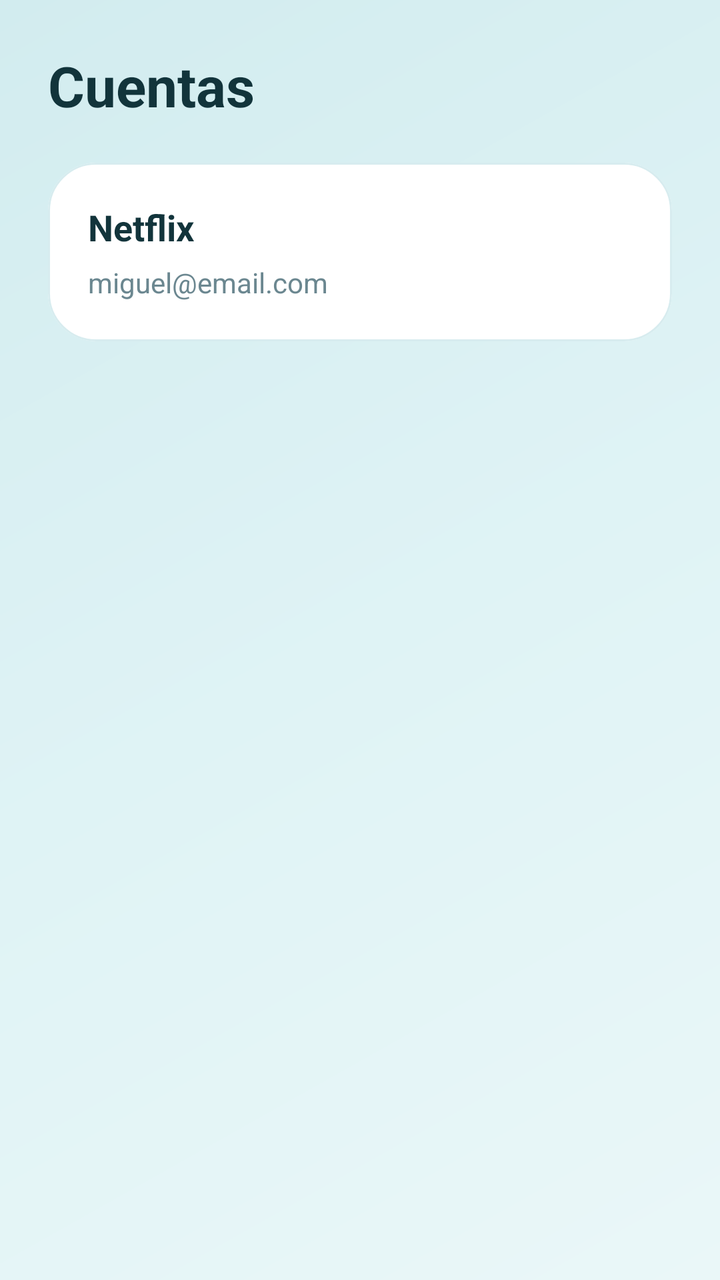
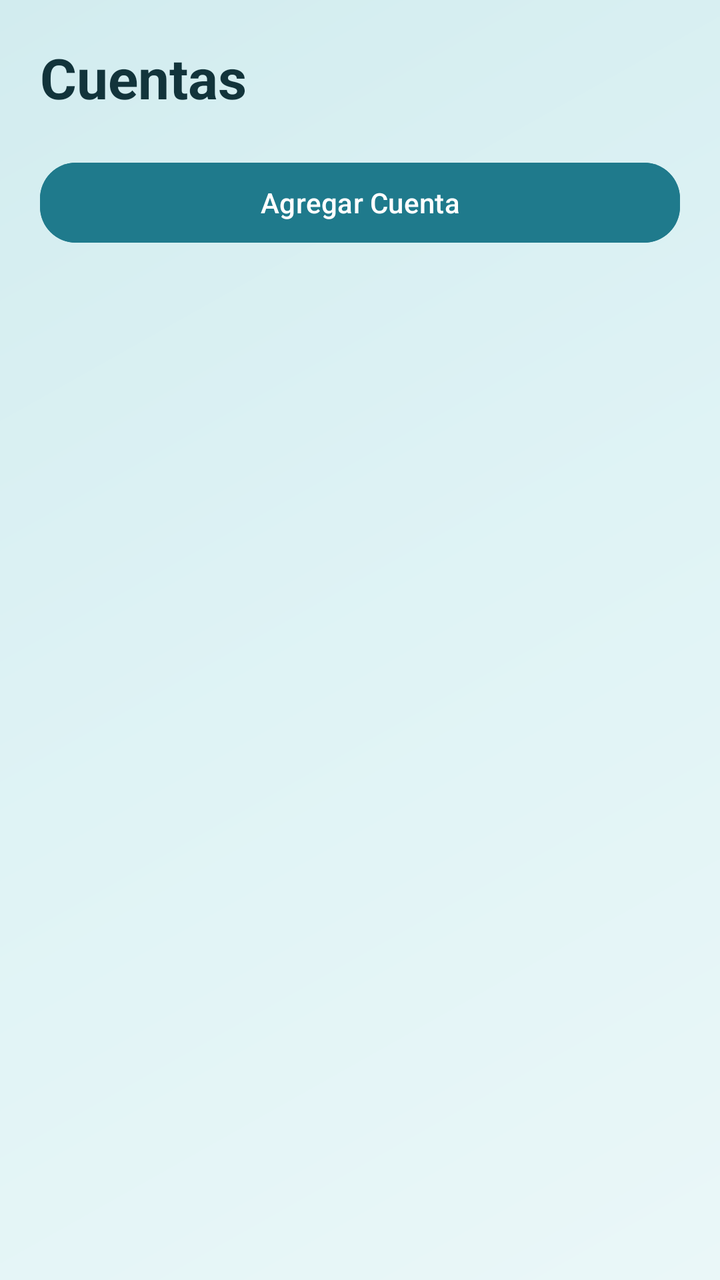

Before-and-after screenshots of an Android layout around one commit, followed by the original layout XML and the change that was made.
<!-- AndroidManifest.xml: application theme Theme.GestorContrasena -->
<!-- res/layout/activity_cuentas.xml -->
<?xml version="1.0" encoding="utf-8"?>
<LinearLayout xmlns:android="http://schemas.android.com/apk/res/android"
    xmlns:app="http://schemas.android.com/apk/res-auto"
    android:layout_width="match_parent"
    android:layout_height="match_parent"
    android:orientation="vertical"
    android:padding="24dp"
    android:background="@drawable/bg_gradient">

    <TextView
        android:layout_width="wrap_content"
        android:layout_height="wrap_content"
        android:text="Cuentas"
        android:textSize="28sp"
        android:textStyle="bold"
        android:textColor="#12343B"
        android:layout_marginBottom="20dp"/>

    
    <com.google.android.material.card.MaterialCardView
        android:layout_width="match_parent"
        android:layout_height="wrap_content"
        android:layout_marginBottom="18dp"
        app:cardCornerRadius="24dp"
        app:cardBackgroundColor="#FFFFFF"
        app:strokeColor="#D7ECEF">

        <LinearLayout
            android:layout_width="match_parent"
            android:layout_height="wrap_content"
            android:orientation="vertical"
            android:padding="20dp">

            <TextView
                android:layout_width="wrap_content"
                android:layout_height="wrap_content"
                android:text="Netflix"
                android:textStyle="bold"
                android:textSize="18sp"
                android:textColor="#12343B"/>

            <TextView
                android:layout_width="wrap_content"
                android:layout_height="wrap_content"
                android:text="miguel@email.com"
                android:textColor="#6B8790"
                android:layout_marginTop="6dp"/>

        </LinearLayout>

    </com.google.android.material.card.MaterialCardView>

</LinearLayout>
<!-- resources referenced by this layout -->
<resources>
  <!-- drawable bg_gradient (drawable) -->
  <?xml version="1.0" encoding="utf-8"?>
  <shape xmlns:android="http://schemas.android.com/apk/res/android">
  
      <gradient
          android:startColor="#EAF7F8"
          android:centerColor="#DFF3F5"
          android:endColor="#D2ECEF"
          android:angle="135"/>
  
  </shape>
  <style name="Theme.GestorContrasena" parent="Base.Theme.GestorContrasena" />
  <style name="Base.Theme.GestorContrasena" parent="Theme.Material3.DayNight.NoActionBar">
          
          
      </style>
</resources>

<!-- the commit's change to res/layout/activity_cuentas.xml (unified diff, before → after) -->
@@ -1,12 +1,14 @@
 <?xml version="1.0" encoding="utf-8"?>
 <LinearLayout xmlns:android="http://schemas.android.com/apk/res/android"
     xmlns:app="http://schemas.android.com/apk/res-auto"
+    android:id="@+id/main"
     android:layout_width="match_parent"
     android:layout_height="match_parent"
     android:orientation="vertical"
-    android:padding="24dp"
+    android:padding="20dp"
     android:background="@drawable/bg_gradient">
 
+    
     <TextView
         android:layout_width="wrap_content"
         android:layout_height="wrap_content"
@@ -17,37 +19,20 @@
         android:layout_marginBottom="20dp"/>
 
     
-    <com.google.android.material.card.MaterialCardView
+    <com.google.android.material.button.MaterialButton
+        android:id="@+id/btnAgregarCuenta"
         android:layout_width="match_parent"
         android:layout_height="wrap_content"
-        android:layout_marginBottom="18dp"
-        app:cardCornerRadius="24dp"
-        app:cardBackgroundColor="#FFFFFF"
-        app:strokeColor="#D7ECEF">
+        android:text="Agregar Cuenta"
+        android:textColor="@android:color/white"
+        android:backgroundTint="#1F7A8C"
+        app:cornerRadius="18dp"
+        android:layout_marginBottom="20dp"/>
 
-        <LinearLayout
-            android:layout_width="match_parent"
-            android:layout_height="wrap_content"
-            android:orientation="vertical"
-            android:padding="20dp">
-
-            <TextView
-                android:layout_width="wrap_content"
-                android:layout_height="wrap_content"
-                android:text="Netflix"
-                android:textStyle="bold"
-                android:textSize="18sp"
-                android:textColor="#12343B"/>
-
-            <TextView
-                android:layout_width="wrap_content"
-                android:layout_height="wrap_content"
-                android:text="miguel@email.com"
-                android:textColor="#6B8790"
-                android:layout_marginTop="6dp"/>
-
-        </LinearLayout>
-
-    </com.google.android.material.card.MaterialCardView>
+    
+    <androidx.recyclerview.widget.RecyclerView
+        android:id="@+id/recyclerCuentas"
+        android:layout_width="match_parent"
+        android:layout_height="match_parent"/>
 
 </LinearLayout>
